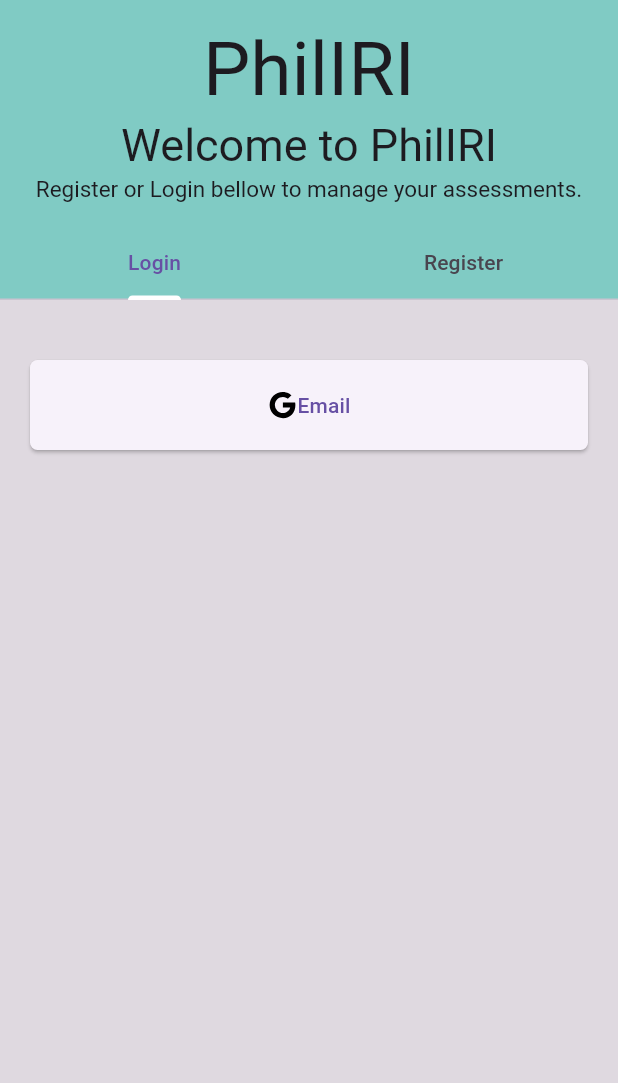
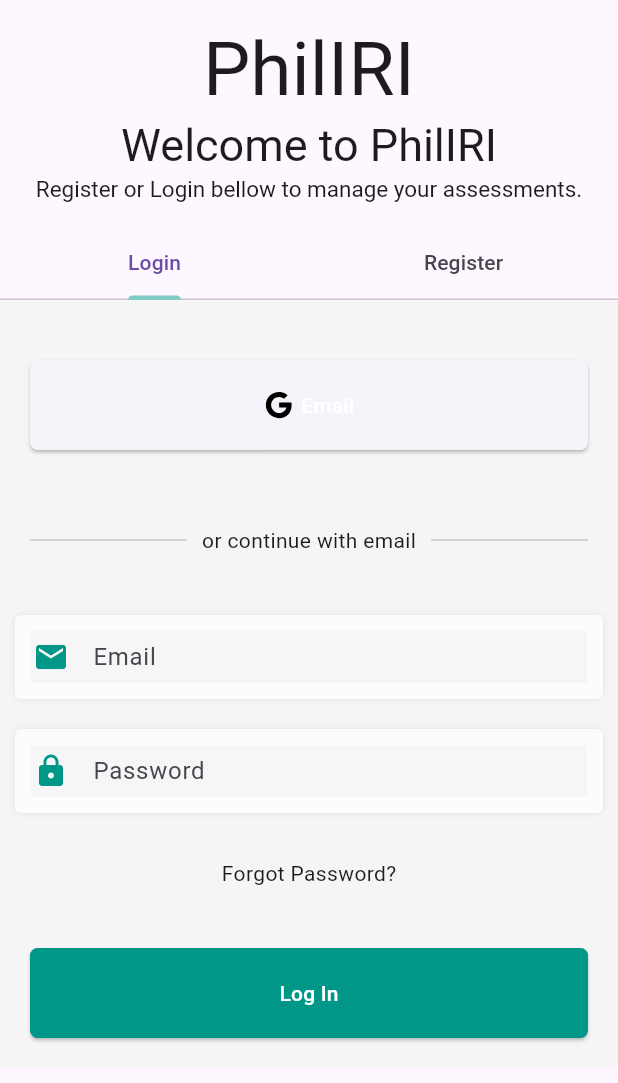
Before and after one commit to Angelou-cious/phil-iri, a Flutter app: the screen it shows after launch, on a phone screen of 412 x 824 dp. Shown: the top 1083 px of the screen. Run offline on Flutter 3.47's test engine with Material 3 defaults, Android fonts, the phone set to English and light mode, and no system bars; our stand-ins replace flutter_svg, lottie.

Commit message:
add login UI

```diff
--- a/lib/src/auth/views/login_page.dart
+++ b/lib/src/auth/views/login_page.dart
@@ -1,6 +1,6 @@
 import 'package:flutter/material.dart';
-import 'package:flutter/widgets.dart';
-import 'package:flutter_svg/svg.dart';
+import 'package:phil_iri/src/auth/widgets/custom_button.dart';
+import 'package:phil_iri/src/auth/widgets/custom_text_form_field.dart';
 
 class LoginPage extends StatelessWidget {
   const LoginPage({super.key});
@@ -8,39 +8,82 @@ class LoginPage extends StatelessWidget {
   @override
   Widget build(BuildContext context) {
     return Scaffold(
-      body: Center(
-        child: Container(
-          decoration: const BoxDecoration(
-            color: Colors.black12,
-          ),
+      body: Container(
+        decoration: BoxDecoration(
+          color: Colors.grey[100],
+        ),
+        child: SingleChildScrollView(
           child: Column(
+            mainAxisAlignment: MainAxisAlignment.start,
             children: [
               const SizedBox(
                 height: 20.0,
               ),
               Padding(
                 padding: const EdgeInsets.all(20.0),
+                child: CustomButton(
+                  label: 'Email',
+                  svg: 'assets/svg/google.svg',
+                  onPressed: () {},
+                ),
+              ),
+              const Padding(
+                padding: EdgeInsets.all(20.0),
+                child: Row(children: [
+                  Expanded(child: Divider()),
+                  Padding(
+                    padding: EdgeInsets.all(10.0),
+                    child: Text('or continue with email'),
+                  ),
+                  Expanded(child: Divider()),
+                ]),
+              ),
+              const Padding(
+                padding: EdgeInsets.all(10.0),
+                child: CustomTextFormField(
+                  hintText: 'Email',
+                  prefixIcon: Icon(
+                    color: Colors.teal,
+                    Icons.email,
+                  ),
+                ),
+              ),
+              const Padding(
+                padding: EdgeInsets.all(10.0),
+                child: CustomTextFormField(
+                  hintText: 'Password',
+                  prefixIcon: Icon(
+                    color: Colors.teal,
+                    Icons.lock,
+                  ),
+                ),
+              ),
+              const SizedBox(
+                height: 20.0,
+              ),
+              const Text(
+                'Forgot Password?',
+                textAlign: TextAlign.left,
+              ),
+              const SizedBox(
+                height: 20.0,
+              ),
+              Padding(
+                padding: const EdgeInsets.all(20.0),
                 child: ElevatedButton(
+                  onPressed: () {},
                   style: ElevatedButton.styleFrom(
+                    foregroundColor: Colors.white,
+                    backgroundColor: Colors.teal,
+                    surfaceTintColor: Colors.teal,
                     minimumSize: const Size.fromHeight(60.0),
                     shape: RoundedRectangleBorder(
                       borderRadius: BorderRadius.circular(5),
                     ),
                   ),
-                  onPressed: () {},
-                  child: Row(
-                    mainAxisAlignment: MainAxisAlignment.center,
-                    children: [
-                      SvgPicture.asset(
-                        'assets/svg/google.svg',
-                        height: 20,
-                        width: 20,
-                      ),
-                      const Text('Email'),
-                    ],
-                  ),
+                  child: const Text('Log In'),
                 ),
-              ),
+              )
             ],
           ),
         ),
--- a/lib/src/auth/views/widget_tree.dart
+++ b/lib/src/auth/views/widget_tree.dart
@@ -25,14 +25,13 @@ class AuthWidgetTreeState extends State<AuthWidgetTree> {
           appBar: PreferredSize(
             preferredSize: const Size.fromHeight(200),
             child: AppBar(
-              backgroundColor: Colors.teal[200],
               toolbarHeight: 150,
-              bottom: const TabBar(
-                tabs: [
+              bottom: TabBar(
+                tabs: const [
                   Tab(text: 'Login'),
                   Tab(text: 'Register'),
                 ],
-                indicatorColor: Colors.white,
+                indicatorColor: Colors.teal.shade200,
               ),
               title: const Center(
                 child: Column(
--- /dev/null
+++ b/lib/src/auth/widgets/custom_button.dart
@@ -0,0 +1,43 @@
+import 'package:flutter/material.dart';
+import 'package:flutter_svg/svg.dart';
+
+class CustomButton extends StatelessWidget {
+  const CustomButton({
+    super.key,
+    this.svg,
+    required this.label,
+    required this.onPressed,
+  });
+  final String? svg;
+  final String label;
+  final void Function() onPressed;
+
+  @override
+  Widget build(BuildContext context) {
+    return ElevatedButton(
+      style: ElevatedButton.styleFrom(
+        foregroundColor: Colors.white,
+        surfaceTintColor: Colors.white,
+        minimumSize: const Size.fromHeight(60.0),
+        shape: RoundedRectangleBorder(
+          borderRadius: BorderRadius.circular(5),
+        ),
+      ),
+      onPressed: onPressed,
+      child: Row(
+        mainAxisAlignment: MainAxisAlignment.center,
+        children: [
+          SvgPicture.asset(
+            svg!,
+            height: 20,
+            width: 20,
+          ),
+          const SizedBox(
+            width: 5.0,
+          ),
+          Text(label),
+        ],
+      ),
+    );
+  }
+}
--- /dev/null
+++ b/lib/src/auth/widgets/custom_text_form_field.dart
@@ -0,0 +1,39 @@
+import 'package:flutter/material.dart';
+
+class CustomTextFormField extends StatelessWidget {
+  const CustomTextFormField({
+    super.key,
+    required this.hintText,
+    required this.prefixIcon,
+  });
+
+  final String hintText;
+  final Icon prefixIcon;
+  @override
+  Widget build(BuildContext context) {
+    return Container(
+      decoration: BoxDecoration(
+        borderRadius: BorderRadius.circular(5.0),
+        boxShadow: [
+          BoxShadow(
+            blurStyle: BlurStyle.outer,
+            color: Colors.grey.shade300,
+            blurRadius: 3,
+          ),
+        ],
+      ),
+      child: TextFormField(
+        decoration: InputDecoration(
+          hintText: hintText,
+          prefixIcon: prefixIcon,
+          fillColor: Colors.white70,
+          filled: true,
+          focusColor: Colors.white70,
+          border: const OutlineInputBorder(
+            borderSide: BorderSide.none,
+          ),
+        ),
+      ),
+    );
+  }
+}
```
